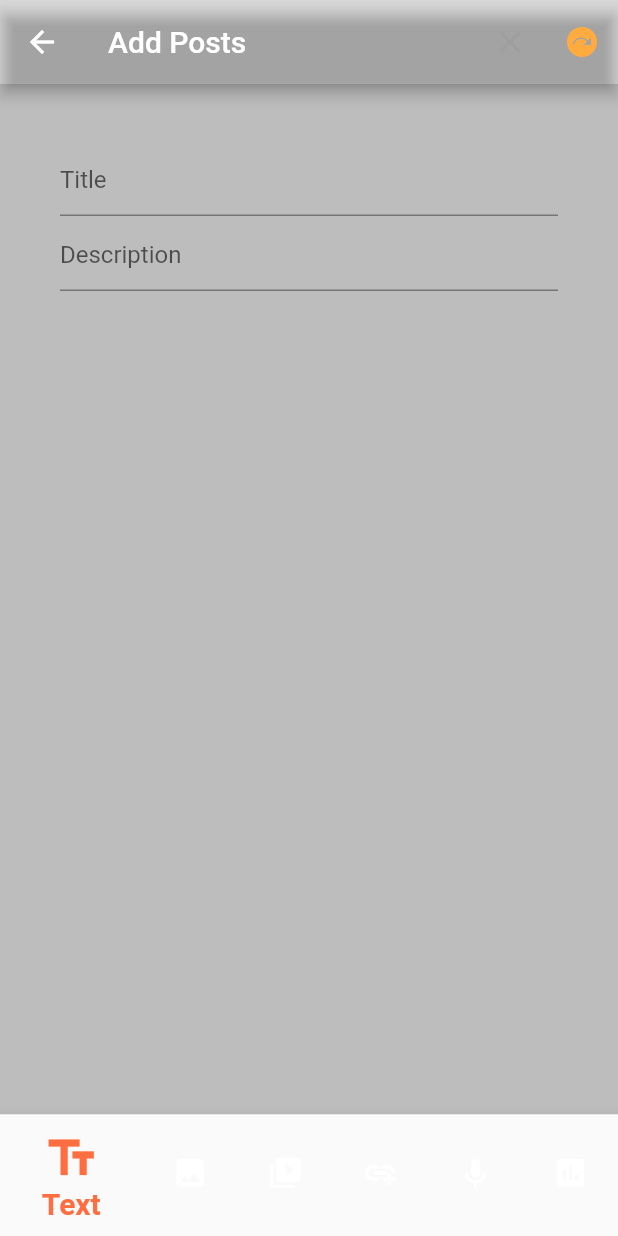
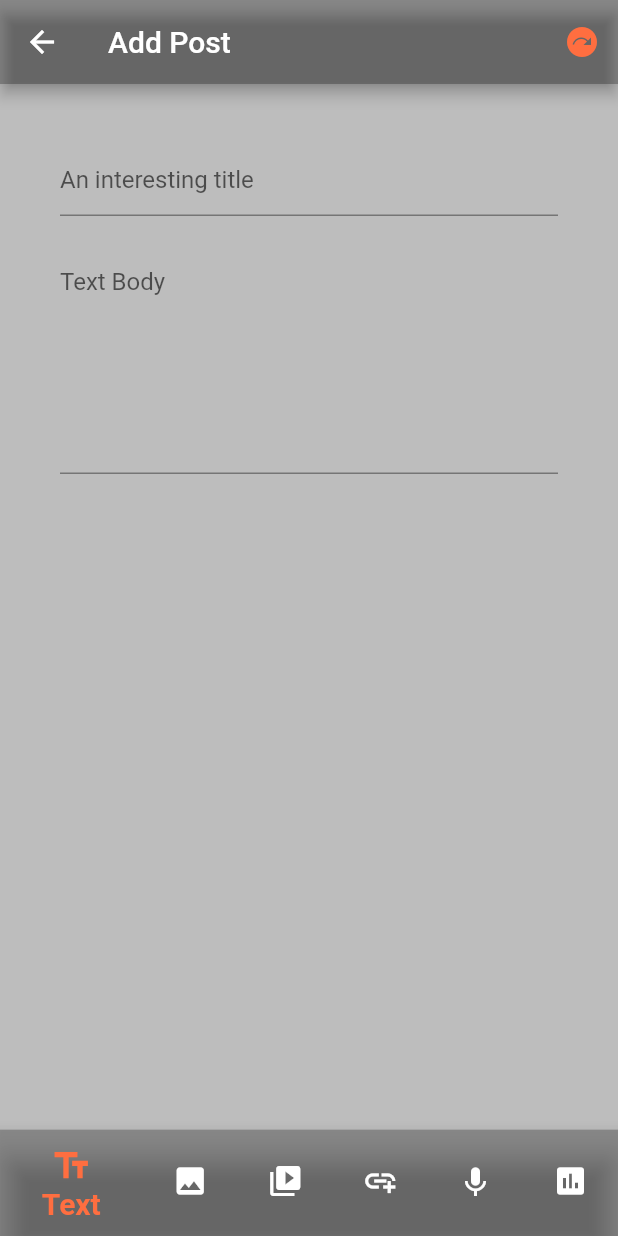
Before and after one commit to Hossein-sfa/Reddit, a Flutter app: the AddPost screen opened directly with empty values, on a phone screen of 412 x 824 dp. Run offline on Flutter 3.47's test engine with Material 2 defaults, Android fonts, the phone set to English and light mode, and no system bars.

Commit message:
post & addpost prt1

```diff
--- a/lib/addPost.dart
+++ b/lib/addPost.dart
@@ -1,5 +1,6 @@
 import 'package:flutter/cupertino.dart';
 import 'package:flutter/material.dart';
+import 'package:flutter/services.dart';
 import 'Post.dart';
 
 class AddPost extends StatefulWidget {
@@ -35,10 +36,7 @@ class _AddPostState extends State<AddPost> {
   }
 
   int _selectedIndex = 0;
-
-  // const TextEditingController txt = TextEditingController();
-  String str = "";
-  static List<Widget> _pages = <Widget>[
+  static const List<Widget> _pages = <Widget>[
     Center(),
     Center(
       child: Icon(
@@ -78,16 +76,9 @@ class _AddPostState extends State<AddPost> {
       appBar: AppBar(
         actions: [
           IconButton(
-            icon: Icon(
-              Icons.close_rounded,
-              color: Colors.grey,
-            ),
-            onPressed: () {},
-          ),
-          IconButton(
-            icon: Icon(
+            icon: const Icon(
               Icons.next_plan,
-              color: Colors.orangeAccent,
+              color: Colors.deepOrangeAccent,
             ),
             onPressed: () {
               String title = titleC.text;
@@ -101,37 +92,44 @@ class _AddPostState extends State<AddPost> {
             },
           ),
         ],
-        title: const Text("Add Posts"),
-        backgroundColor: Colors.black12,
+        title: const Text("Add Post"),
+        backgroundColor: Colors.black45,
       ),
       bottomNavigationBar: BottomNavigationBar(
+        backgroundColor: Colors.black45,
         selectedFontSize: 20,
         selectedIconTheme:
-            IconThemeData(color: Colors.deepOrangeAccent, size: 38),
+            const IconThemeData(color: Colors.deepOrangeAccent, size: 28),
         selectedItemColor: Colors.deepOrangeAccent,
-        selectedLabelStyle: TextStyle(fontWeight: FontWeight.bold),
+        selectedLabelStyle: const TextStyle(fontWeight: FontWeight.bold),
         items: const <BottomNavigationBarItem>[
           BottomNavigationBarItem(
+            backgroundColor: Colors.black45,
             icon: Icon(Icons.text_fields),
             label: 'Text',
           ),
           BottomNavigationBarItem(
+            backgroundColor: Colors.black45,
             icon: Icon(Icons.image),
             label: 'Image',
           ),
           BottomNavigationBarItem(
+            backgroundColor: Colors.black45,
             icon: Icon(Icons.video_collection),
             label: 'Video',
           ),
           BottomNavigationBarItem(
+            backgroundColor: Colors.black45,
             icon: Icon(Icons.add_link),
             label: 'Links',
           ),
           BottomNavigationBarItem(
+            backgroundColor: Colors.black45,
             icon: Icon(Icons.keyboard_voice),
             label: 'Voice',
           ),
           BottomNavigationBarItem(
+            backgroundColor: Colors.black45,
             icon: Icon(Icons.poll),
             label: 'Poll',
           ),
@@ -140,27 +138,29 @@ class _AddPostState extends State<AddPost> {
         //New
         onTap: _onItemTapped,
       ),
-      body: (10 < 20)
+      body: (_selectedIndex == 0)
           ? Container(
               color: Colors.black26,
               padding: const EdgeInsets.all(40),
               child: Column(
                 children: [
                   Container(
-                    height: 50,
+                    height: 70,
                     child: TextField(
                       decoration: const InputDecoration(
-                          hintText: "Title", fillColor: Colors.grey),
+                          hintText: "An interesting title"),
                       controller: titleC,
                       keyboardType: TextInputType.text,
                     ),
                   ),
                   Container(
-                    height: 80,
+                    height: 150,
                     child: TextField(
-                      decoration:
-                          const InputDecoration(hintText: "Description"),
+                      decoration: const InputDecoration(hintText: "Text Body"),
                       controller: body,
+                      keyboardType: TextInputType.multiline,
+                      minLines: 10,
+                      maxLines: null,
                     ),
                   ),
                 ],
```
